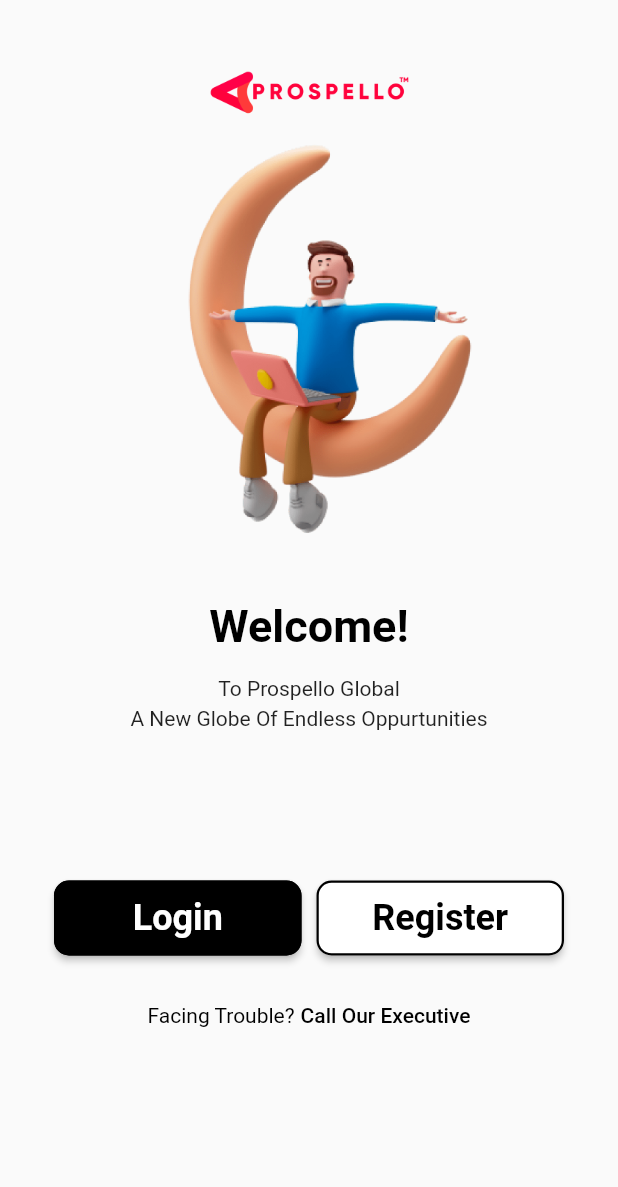
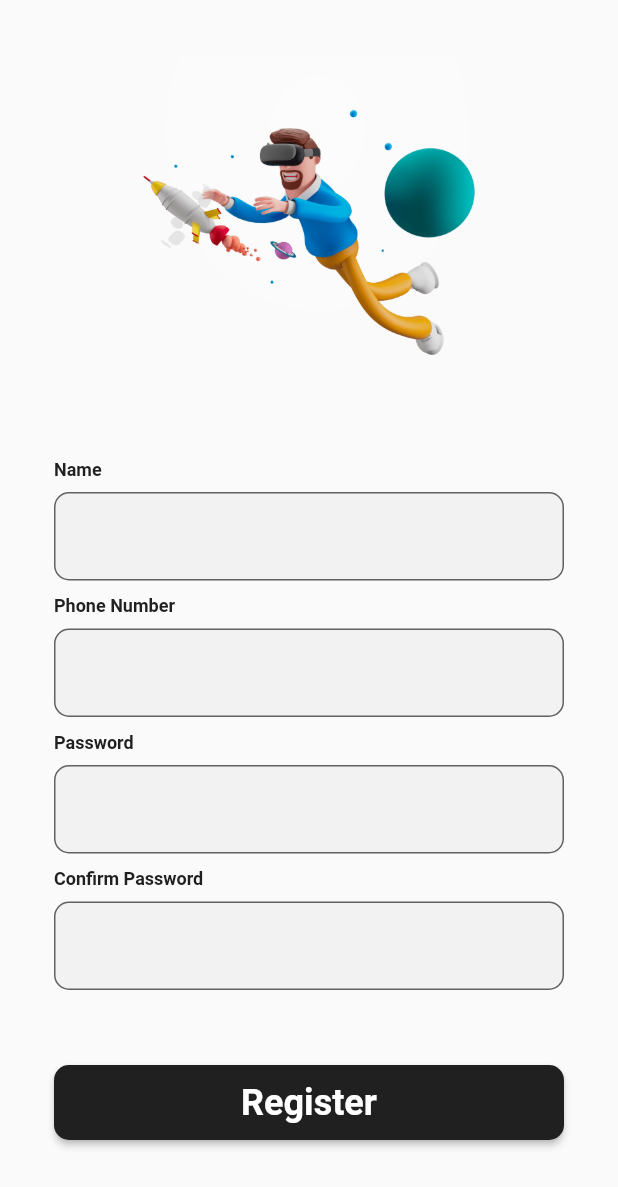
Before and after one commit to muhammedsibil/referralapp, a Flutter app: the screen it shows after launch, on a phone screen of 412 x 824 dp. Shown: the top 1187 px of the screen. Run offline on Flutter 3.47's test engine with Material 2 defaults, Android fonts, the phone set to English and light mode, and no system bars; Roboto replaces fonts that are missing (Your App Font Family).

Commit message:
signup screen added

```diff
--- a/lib/constant.dart
+++ b/lib/constant.dart
@@ -3,5 +3,6 @@ import 'package:flutter/material.dart';
 class Constant {
   static const double BORDER_RADIUS = 10;
   static const double MARGIN_WIDTH = 36;
-  static const Color PRIMARY_BLACK =  Color(0xff202020);
+  static const Color PRIMARY_BLACK = Color(0xff202020);
+  static const Color FILLCOLOR = Color(0xfff2f2f2);
 }
--- a/lib/main.dart
+++ b/lib/main.dart
@@ -1,7 +1,8 @@
 import 'package:flutter/material.dart';
-import 'package:referral/screens/welcome_screen/welcome_screen.dart';
+import 'screens/welcome_screen/welcome_screen.dart';
 
 import 'screens/login_screen/login_screen.dart';
+import 'screens/signup_screen/signup_screen.dart';
 
 void main() {
   runApp(const MyApp());
@@ -18,8 +19,10 @@
 
         primarySwatch: Colors.blue,
       ),
-      home:  WelcomeScreen(),
+      // home:  WelcomeScreen(),
       // home: const WelcomeScreen(),
+      home: SignupScreen(),
+      // home: MyWidget(),
     );
   }
 }
--- /dev/null
+++ b/lib/screens/signup_screen/signup_form_widget.dart
@@ -0,0 +1,85 @@
+import 'package:flutter/material.dart';
+
+import '../../constant.dart';
+
+class SignupFormWidget extends StatefulWidget {
+  const SignupFormWidget({Key? key}) : super(key: key);
+
+  @override
+  State<SignupFormWidget> createState() => _SignupFormWidgetState();
+}
+
+class _SignupFormWidgetState extends State<SignupFormWidget> {
+
+  TextEditingController name = TextEditingController();
+  TextEditingController phoneNumber = TextEditingController();
+  TextEditingController passwordController = TextEditingController();
+  TextEditingController confirmPasswordController = TextEditingController();
+
+  @override
+  void dispose() {
+    name.dispose();
+    phoneNumber.dispose();
+    passwordController.dispose();
+    confirmPasswordController.dispose();
+    super.dispose();
+  }
+
+  @override
+  Widget build(BuildContext context) {
+    return Column(
+      mainAxisAlignment: MainAxisAlignment.center,
+      crossAxisAlignment: CrossAxisAlignment.start,
+      children: [
+        headingWidget("Name"),
+        const SizedBox(
+          height: 8,
+        ),
+        textFieldWidget(name),
+        const SizedBox(
+          height: 10,
+        ),
+        headingWidget("Phone Number"),
+        const SizedBox(
+          height: 8,
+        ),
+        textFieldWidget(phoneNumber),
+        const SizedBox(
+          height: 10,
+        ),
+        headingWidget("Password"),
+        const SizedBox(
+          height: 8,
+        ),
+        textFieldWidget(passwordController),
+        const SizedBox(
+          height: 10,
+        ),
+        headingWidget("Confirm Password"),
+        const SizedBox(
+          height: 8,
+        ),
+        textFieldWidget(confirmPasswordController),
+      ],
+    );
+  }
+
+  Widget headingWidget(String text) => Text(
+        text,
+        style: const TextStyle(
+            fontWeight: FontWeight.bold,
+            fontSize: 12,
+            color: Constant.PRIMARY_BLACK),
+      );
+
+  Widget textFieldWidget(TextEditingController text) => TextField(
+        controller: text,
+        decoration: InputDecoration(
+          filled: true,
+          fillColor: Constant.FILLCOLOR,
+          border: OutlineInputBorder(
+            borderRadius: BorderRadius.circular(Constant.BORDER_RADIUS),
+          ),
+        ),
+      );
+}
--- /dev/null
+++ b/lib/screens/signup_screen/signup_screen.dart
@@ -0,0 +1,84 @@
+import 'package:flutter/material.dart';
+import 'package:referral/constant.dart';
+import 'package:referral/screens/signup_screen/signup_form_widget.dart';
+
+class SignupScreen extends StatefulWidget {
+  const SignupScreen({Key? key}) : super(key: key);
+
+  @override
+  State<SignupScreen> createState() => _SignupScreenState();
+}
+
+class _SignupScreenState extends State<SignupScreen> {
+  TextEditingController emailController = TextEditingController();
+
+  TextEditingController passwordController = TextEditingController();
+
+  @override
+  void dispose() {
+    emailController.dispose();
+    passwordController.dispose();
+
+    super.dispose();
+  }
+
+  // This widget is the root of your application.
+  @override
+  Widget build(BuildContext context) {
+    // bool iskeyBoardActive = MediaQuery.of(context).viewInsets.bottom == 0;
+
+    return SafeArea(
+      child: Scaffold(
+        body: SingleChildScrollView(
+          // physics: const NeverScrollableScrollPhysics(),
+          child: Padding(
+            padding: const EdgeInsets.all(Constant.MARGIN_WIDTH),
+            child: SizedBox(
+              height: MediaQuery.of(context).size.height - 100,
+              child: Column(
+                mainAxisAlignment: MainAxisAlignment.start,
+                crossAxisAlignment: CrossAxisAlignment.center,
+                children: [
+                  Center(
+                      child: Image.asset(
+                    'assets/images/signup_display.png',
+                    // width: 374.0,
+
+                    // height: 290.0,
+                    fit: BoxFit.cover,
+                  )),
+                  Spacer(),
+                  const SignupFormWidget(),
+                  const SizedBox(
+                    height: 50,
+                  ),
+                  SizedBox(
+                    height: 50,
+                    width: double.infinity,
+                    child: ElevatedButton(
+                      style: ElevatedButton.styleFrom(
+                        primary: Constant.PRIMARY_BLACK,
+                        shape: RoundedRectangleBorder(
+                          borderRadius: BorderRadius.circular(
+                              Constant.BORDER_RADIUS), // <-- Radius
+                        ),
+                      ),
+                      onPressed: () async {},
+                      child: const Text(
+                        'Register',
+                        style: TextStyle(
+                          fontWeight: FontWeight.bold,
+                          fontSize: 24,
+                        ),
+                      ),
+                    ),
+                  ),
+                ],
+              ),
+            ),
+          ),
+        ),
+      ),
+    );
+  }
+}
--- a/lib/screens/welcome_screen/welcome_screen.dart
+++ b/lib/screens/welcome_screen/welcome_screen.dart
@@ -1,21 +1,16 @@
 import 'package:flutter/material.dart';
 import 'package:referral/constant.dart';
+import 'package:referral/screens/login_screen/login_screen.dart';
 
-class WelcomeScreen extends StatefulWidget {
+class WelcomeScreen extends StatelessWidget {
   const WelcomeScreen({Key? key}) : super(key: key);
-
-  @override
-  State<WelcomeScreen> createState() => _WelcomeScreenState();
-}
-
-class _WelcomeScreenState extends State<WelcomeScreen> {
-  String button = "Login";
 
   @override
   Widget build(BuildContext context) {
     return SafeArea(
       child: Scaffold(
         body: SingleChildScrollView(
+
           child: Padding(
             padding: const EdgeInsets.all(Constant.MARGIN_WIDTH),
             child: Column(
@@ -64,21 +59,21 @@ class _WelcomeScreenState extends State<WelcomeScreen> {
                     Expanded(
                       child: MaterialButton(
                         height: 50.0,
-                        color: button == "Login" ? Colors.black : Colors.white,
+                        color: Colors.black,
                         shape: RoundedRectangleBorder(
                             side: BorderSide(width: 1.5),
                             borderRadius:
                                 BorderRadius.circular(Constant.BORDER_RADIUS)),
-                        textColor:
-                            button == "Login" ? Colors.white : Colors.black,
+                        textColor: Colors.white,
                         // textColor:
 
                         onPressed: () async {
-                          setState(() {
-                            button = "Login";
-                          });
+                          Navigator.push(
+                            context,
+                            MaterialPageRoute(
+                                builder: (context) => const LoginScreen()),
+                          );
                         },
-                        splashColor: Colors.redAccent,
                         child: const Text(
                           'Login',
                           style: TextStyle(
@@ -99,16 +94,9 @@ class _WelcomeScreenState extends State<WelcomeScreen> {
                               BorderRadius.circular(Constant.BORDER_RADIUS),
                         ),
                         height: 50.0,
-                        color:
-                            button == "Register" ? Colors.black : Colors.white,
-                        textColor:
-                            button == "Register" ? Colors.white : Colors.black,
-                        onPressed: () async {
-                          setState(() {
-                            button = "Register";
-                          });
-                        },
-                        splashColor: Colors.redAccent,
+                        color: Colors.white,
+                        textColor: Colors.black,
+                        onPressed: () async {},
                         child: const Text(
                           "Register",
                           style: TextStyle(
@@ -144,7 +132,7 @@ class _WelcomeScreenState extends State<WelcomeScreen> {
                       ],
                     ),
                   ),
-                )
+                ),
               ],
             ),
           ),
```
Also changed, not shown: lib/screens/login_screen/login_screen.dart (+58 -4 lines).
